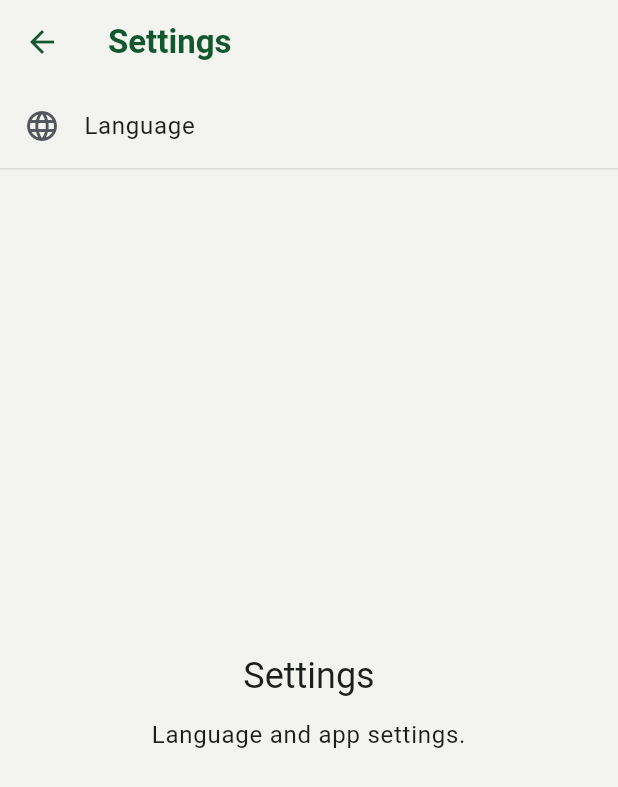
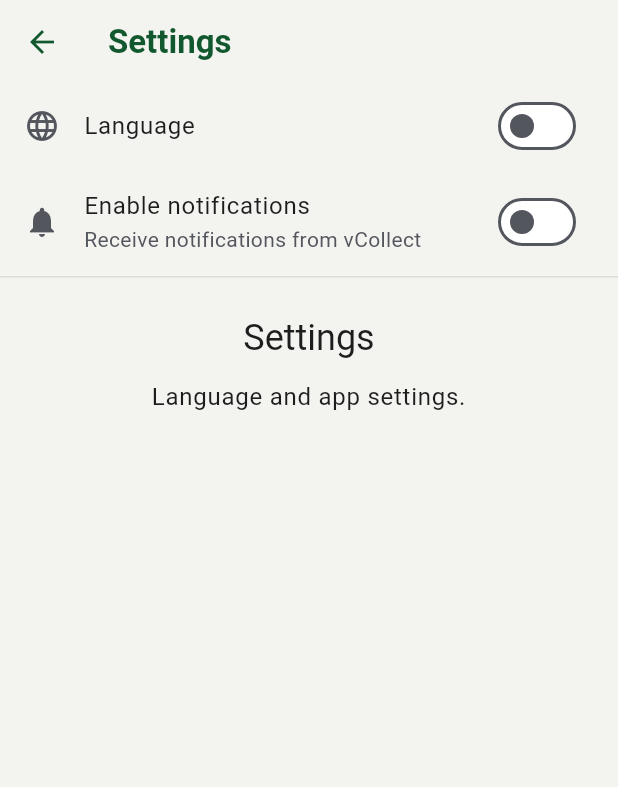
Before and after one commit to VirungaPark/vCollect, a Flutter app: the SettingsScreen screen opened directly, on a phone screen of 412 x 824 dp. Shown: the top 787 px of the screen. Run offline on Flutter 3.47's test engine with Material 3 defaults, Android fonts, the phone set to English and light mode, and no system bars; our stand-ins replace flutter_map, latlong2; missing offline and left inert: flutter_map_mbtiles, geolocator_platform_interface.

Commit message:
Add setting switches for language and app notifications

```diff
--- a/app/lib/features/settings/settings_screen.dart
+++ b/app/lib/features/settings/settings_screen.dart
@@ -21,11 +21,20 @@ class _SettingsScreenState extends State<SettingsScreen> {
   Widget build(BuildContext context) {
     return Scaffold(
       appBar: AppBar(title: const Text(AppStrings.settingsTitle)),
-      body: const Column(
-        children: [
-          ListTile(
-            leading: Icon(Icons.language),
-            title: Text(AppStrings.settingsLanguage),
+      body: ListView(
+        children: <Widget>[
+          SwitchListTile(
+            title: const Text(AppStrings.settingsLanguage),
+            secondary: const Icon(Icons.language),
+            value: _languageValue,
+            onChanged: (bool value) => setState(() => _languageValue = value),
+          ),
+          SwitchListTile(
+            title: const Text('Enable notifications'),
+            subtitle: const Text('Receive notifications from vCollect'),
+            secondary: const Icon(Icons.notifications),
+            value: _notificationsValue,
+            onChanged: (bool value) => setState(() => _notificationsValue = value),
           ),
           Divider(height: 1),
           Expanded(
```
